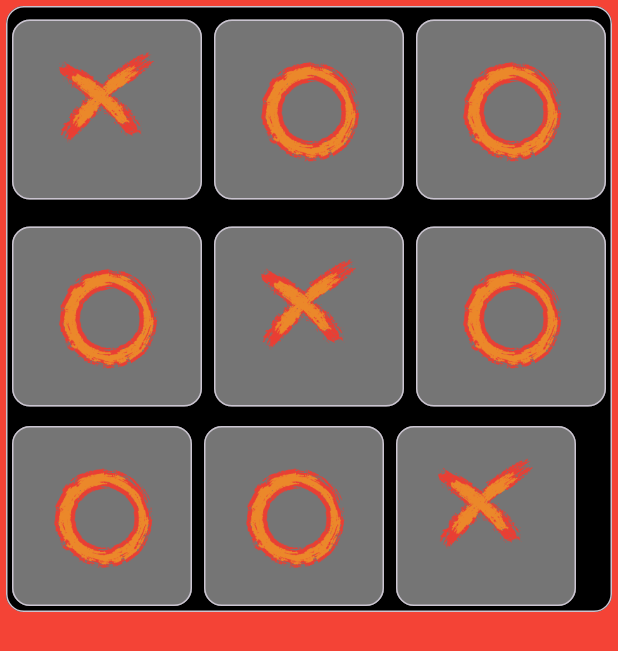
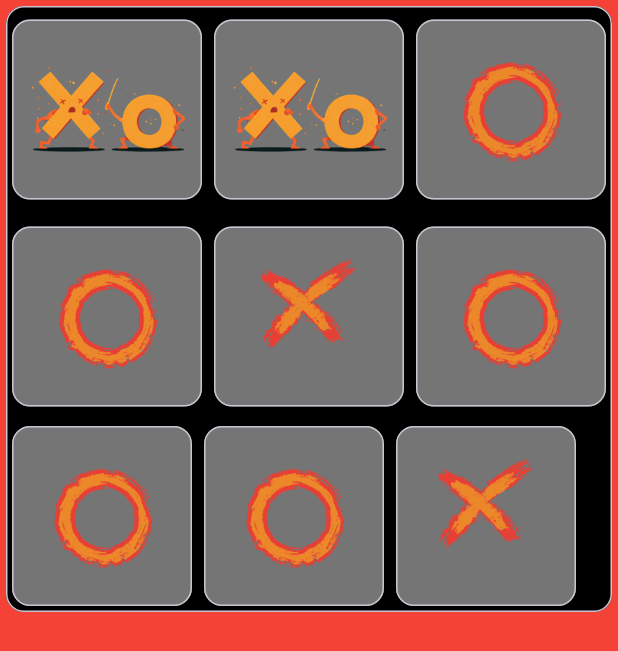
Before and after one commit to Nagepo/TicTacToe, a Flutter app: the BotPage screen opened directly, on a phone screen of 412 x 824 dp. Shown: the top 651 px of the screen. Run offline on Flutter 3.47's test engine with Material 3 defaults, Android fonts, the phone set to English and light mode, and no system bars; our stand-ins replace google_fonts.

Commit message:
Other fixes

```diff
--- a/lib/pages/with_bot.dart
+++ b/lib/pages/with_bot.dart
@@ -1,4 +1,5 @@
 import 'package:flutter/material.dart';
+import 'package:tictactoe/logic.dart';
 
 //TODO - Ingrandire e rimandare immagini da Ipad
 
@@ -23,6 +24,9 @@ class BotPage extends StatefulWidget {
 
 class _BotPageState extends State<BotPage> {
   bool fool = false;
+  AssetImage baseSign = AssetImage("assets/Gemini.png");
+  AssetImage placeOne = AssetImage("assets/Gemini.png");
+  AssetImage placeTwo = AssetImage("assets/Gemini.png");
   Icon base = const Icon(
     Icons.square,
     color: Colors.black,
@@ -59,12 +63,14 @@ class _BotPageState extends State<BotPage> {
                             child: GestureDetector(
                               onTap: () {
                                 setState(() {
-                                  fool = !fool;
+                                  if (placeOne == baseSign) {
+                                    placeOne = mossa();
+                                  }
                                 });
                               },
-                              child: const Image(
+                              child: Image(
                                 height: 120,
-                                image: AssetImage("assets/X.png"),
+                                image: placeOne,
                               ),
                             ),
                           ),
@@ -76,12 +82,14 @@ class _BotPageState extends State<BotPage> {
                             child: GestureDetector(
                               onTap: () {
                                 setState(() {
-                                  fool = !fool;
+                                  if (placeTwo == baseSign) {
+                                    placeTwo = mossa();
+                                  }
                                 });
                               },
-                              child: const Image(
+                              child: Image(
                                 height: 120,
-                                image: AssetImage("assets/O.png"),
+                                image: placeTwo,
                               ),
                             ),
                           ),
```
Also changed, not shown: lib/logic.dart (+8 -0 lines).
